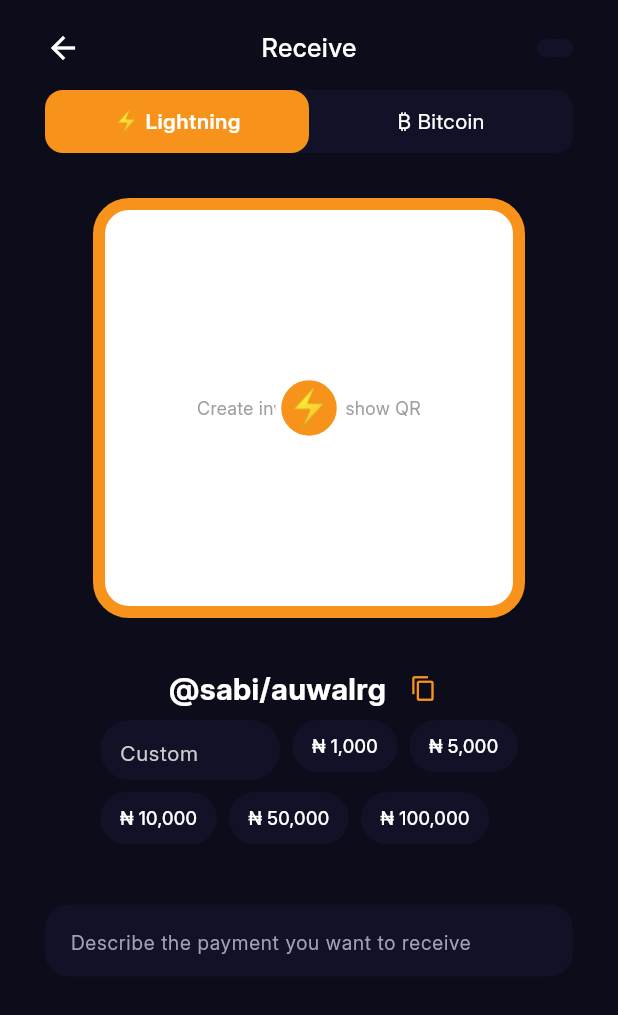
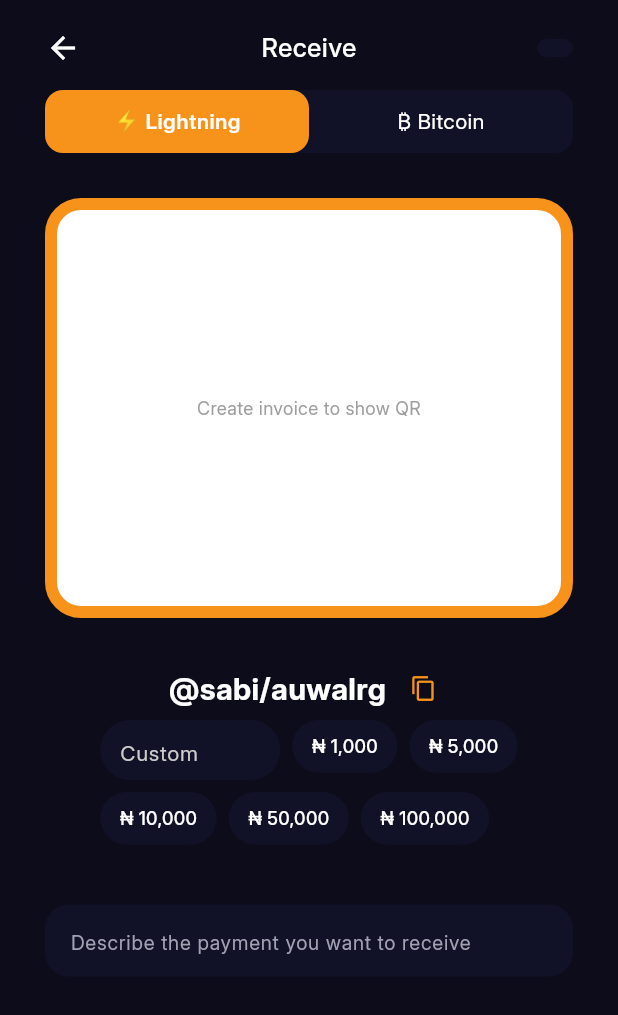
Before and after one commit to auwalrg8/Sabi, a Flutter app: the ReceiveScreen screen opened directly, on a phone screen of 412 x 824 dp. Shown: the top 1015 px of the screen. Run offline on Flutter 3.47's test engine with Material 3 defaults, Android fonts, the phone set to English and light mode, and no system bars; our stand-ins replace audioplayers, contacts_service, flutter_animate, flutter_riverpod, flutter_secure_storage, hive_flutter and 6 more; missing offline and left inert: bip39, breez_sdk_spark_flutter, encrypt, mobile_scanner, wolt_modal_sheet; accounts and stored records are empty; generated files the repository leaves out were written again; statements that could not run were skipped.

Commit message:
feat: Simplify receive screen QR codes and Bitcoin tab UI

```diff
--- a/lib/features/wallet/presentation/screens/receive_screen.dart
+++ b/lib/features/wallet/presentation/screens/receive_screen.dart
@@ -63,12 +63,14 @@ class _ReceiveScreenState extends ConsumerState<ReceiveScreen> {
                   children: [
                     _buildQRCodeSection(),
                     const SizedBox(height: 30),
+                    if (_selectedTab == 'lightning') ...[
                       _buildUserInfo(),
                       const SizedBox(height: 4),
                       _buildAmountSelector(),
                       const SizedBox(height: 30),
                       _buildExpiryAndDescription(),
                       const SizedBox(height: 30),
+                    ],
                     _buildActionButtons(),
                   ],
                 ),
@@ -216,11 +218,10 @@ class _ReceiveScreenState extends ConsumerState<ReceiveScreen> {
         borderRadius: BorderRadius.circular(24),
         border: Border.all(color: AppColors.primary, width: 8),
       ),
-      child: Stack(
-        alignment: Alignment.center,
-        children: [
-          if (displayData != null)
-            Image.network(
+      child: Center(
+        child:
+            displayData != null
+                ? Image.network(
                   'https://api.qrserver.com/v1/create-qr-code/?size=240x240&data=${Uri.encodeComponent(displayData)}',
                   width: 240,
                   height: 240,
@@ -240,16 +241,15 @@ class _ReceiveScreenState extends ConsumerState<ReceiveScreen> {
                     );
                   },
                 )
-          else if (_loadingBitcoinAddress && _selectedTab == 'bitcoin')
-            const SizedBox(
+                : _loadingBitcoinAddress && _selectedTab == 'bitcoin'
+                ? const SizedBox(
                   width: 240,
                   height: 240,
                   child: Center(
                     child: CircularProgressIndicator(color: AppColors.primary),
                   ),
                 )
-          else
-            Container(
+                : Container(
                   width: 240,
                   height: 240,
                   color: Colors.grey[330],
@@ -263,28 +263,6 @@ class _ReceiveScreenState extends ConsumerState<ReceiveScreen> {
                     ),
                   ),
                 ),
-          Positioned(
-            child: Container(
-              width: 45,
-              height: 45,
-              decoration: BoxDecoration(
-                color: AppColors.primary,
-                shape: BoxShape.circle,
-                border: Border.all(color: Colors.white, width: 4),
-              ),
-              child: Center(
-                child: Text(
-                  _selectedTab == 'lightning' ? '⚡' : '₿',
-                  style: const TextStyle(
-                    color: Colors.white,
-                    fontSize: 24,
-                    fontWeight: FontWeight.bold,
-                  ),
-                ),
-              ),
-            ),
-          ),
-        ],
       ),
     );
   }
```
Lines whose indentation alone changed are shown as unchanged.
